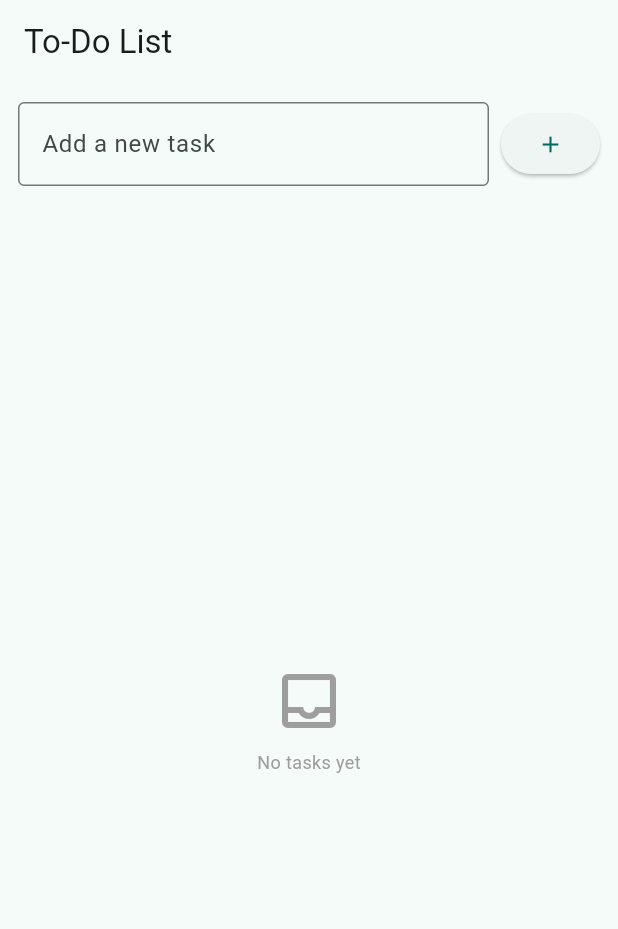
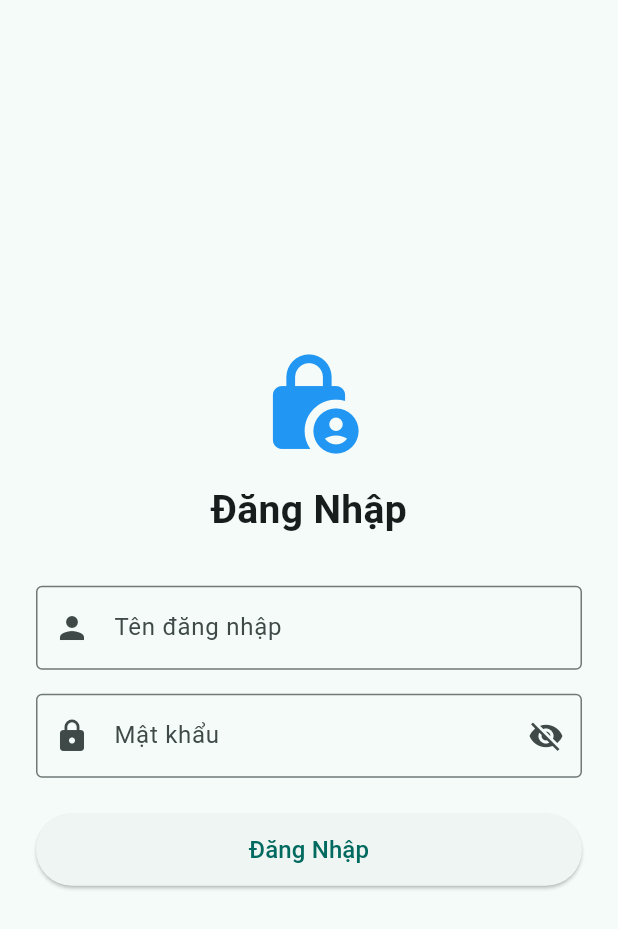
Before and after one commit to anphu123/mobile_intern_to_do_list_getX, a Flutter app: the screen it shows after launch, on a phone screen of 412 x 824 dp. Shown: the top 929 px of the screen. Run offline on Flutter 3.47's test engine with Material 3 defaults, Android fonts, the phone set to English and light mode, and no system bars; our stand-ins replace flutter_screenutil, get, sqflite; accounts and stored records are empty.

Commit message:
feat: thêm lưu trữ SQLite cục bộ và luồng đăng nhập
Thêm DatabaseHelper (sqflite) và module login (binding, controller, page).

Cập nhật HomeController: load, lưu, đổi trạng thái và xóa todo từ DB kèm logging, loading.

Cập nhật TodoModel thành immutable, thêm toMap/fromMap.

Bọc GetMaterialApp với ScreenUtilInit, đổi route mặc định thành /login.

Cấu hình sqflite cho macOS, thêm file cấu hình .fvm.

Cập nhật pubspec.yaml (flutter_screenutil, sqflite, path) và pubspec.lock.

```diff
--- /dev/null
+++ b/lib/app/modules/login/login_binding.dart
@@ -0,0 +1,11 @@
+import 'package:get/get.dart';
+import 'package:todo_list_getx/app/modules/login/login_controller.dart';
+
+
+
+class LoginBinding extends Bindings {
+  @override
+  void dependencies() {
+    Get.lazyPut<LoginController>(() => LoginController());
+  }
+}
--- /dev/null
+++ b/lib/app/modules/login/login_page.dart
@@ -0,0 +1,99 @@
+import 'package:flutter/material.dart';
+import 'package:get/get.dart';
+import 'package:todo_list_getx/app/modules/login/login_controller.dart';
+
+class LoginPage extends GetView<LoginController> {
+  const LoginPage({super.key});
+
+  @override
+  Widget build(BuildContext context) {
+    return Scaffold(
+      body: Center(
+        child: SingleChildScrollView(
+          padding: const EdgeInsets.symmetric(horizontal: 24.0),
+          child: Column(
+            mainAxisAlignment: MainAxisAlignment.center,
+            crossAxisAlignment: CrossAxisAlignment.stretch,
+            children: [
+              const Icon(
+                Icons.lock_person_rounded,
+                size: 72,
+                color: Colors.blue,
+              ),
+              const SizedBox(height: 16),
+              const Text(
+                'Đăng Nhập',
+                textAlign: TextAlign.center,
+                style: TextStyle(
+                  fontSize: 26,
+                  fontWeight: FontWeight.bold,
+                ),
+              ),
+              const SizedBox(height: 32),
+
+              // Username input
+              TextField(
+                controller: controller.usernameController,
+                decoration: const InputDecoration(
+                  labelText: 'Tên đăng nhập',
+                  hintText: 'admin',
+                  border: OutlineInputBorder(),
+                  prefixIcon: Icon(Icons.person),
+                ),
+              ),
+              const SizedBox(height: 16),
+
+              // Password input với Obx để toggle ẩn/hiện mật khẩu
+              Obx(
+                    () => TextField(
+                  controller: controller.passwordController,
+                  obscureText: controller.isPasswordHidden.value,
+                  decoration: InputDecoration(
+                    labelText: 'Mật khẩu',
+                    hintText: 'password123',
+                    border: const OutlineInputBorder(),
+                    prefixIcon: const Icon(Icons.lock),
+                    suffixIcon: IconButton(
+                      icon: Icon(
+                        controller.isPasswordHidden.value
+                            ? Icons.visibility_off
+                            : Icons.visibility,
+                      ),
+                      onPressed: controller.togglePasswordVisibility,
+                    ),
+                  ),
+                ),
+              ),
+              const SizedBox(height: 24),
+
+              // Nút Login hiển thị Loading indicator khi đang truy vấn SQLite
+              Obx(
+                    () => SizedBox(
+                  height: 48,
+                  child: ElevatedButton(
+                    onPressed: controller.isLoading.value
+                        ? null
+                        : () => controller.login(),
+                    child: controller.isLoading.value
+                        ? const SizedBox(
+                      width: 24,
+                      height: 24,
+                      child: CircularProgressIndicator(
+                        strokeWidth: 2.5,
+                        color: Colors.white,
+                      ),
+                    )
+                        : const Text(
+                      'Đăng Nhập',
+                      style: TextStyle(fontSize: 16),
+                    ),
+                  ),
+                ),
+              ),
+            ],
+          ),
+        ),
+      ),
+    );
+  }
+}
--- a/lib/app/my_app.dart
+++ b/lib/app/my_app.dart
@@ -1,5 +1,6 @@
 import 'package:flutter/material.dart';
 import 'package:get/get.dart';
+import 'package:flutter_screenutil/flutter_screenutil.dart';
 
 import 'core/constants/app_constants.dart';
 import 'core/loading/loading_service.dart';
@@ -7,8 +8,6 @@ import 'core/localization/app_translation.dart';
 import 'core/theme/app_theme.dart';
 import 'routes/app_pages.dart';
 
-/// Root widget. Registers app-wide services and wires up GetX (routing,
-/// theming, localization).
 class MyApp extends StatelessWidget {
   const MyApp({super.key});
 
@@ -16,6 +15,12 @@ class MyApp extends StatelessWidget {
   Widget build(BuildContext context) {
     Get.put(LoadingService(), permanent: true);
 
+    // 2. GetMaterialApp bằng ScreenUtilInit
+    return ScreenUtilInit(
+      designSize: const Size(360, 690), // Kích thước thiết kế mẫu gốc
+      minTextAdapt: true,
+      splitScreenMode: true,
+      builder: (context, child) {
         return GetMaterialApp(
           title: AppConstants.appName,
           debugShowCheckedModeBanner: false,
@@ -28,5 +33,7 @@ class MyApp extends StatelessWidget {
           initialRoute: AppPages.initial,
           getPages: AppPages.routes,
         );
+      },
+    );
   }
 }
--- a/lib/app/routes/app_pages.dart
+++ b/lib/app/routes/app_pages.dart
@@ -2,13 +2,15 @@ import 'package:get/get.dart';
 
 import '../modules/home/home_binding.dart';
 import '../modules/home/home_page.dart';
+import '../modules/login/login_binding.dart';
+import '../modules/login/login_page.dart';
 
 part 'app_routes.dart';
 
 class AppPages {
   AppPages._();
 
-  static const initial = Routes.home;
+  static const initial = Routes.login;
 
   static final routes = [
     GetPage(
@@ -16,5 +18,11 @@ class AppPages {
       page: () => const HomePage(),
       binding: HomeBinding(),
     ),
+    GetPage(
+      name: Routes.login,
+      page: () => const LoginPage(),
+      binding: LoginBinding(),
+    ),
   ];
+
 }
--- a/lib/app/routes/app_routes.dart
+++ b/lib/app/routes/app_routes.dart
@@ -4,4 +4,5 @@ abstract class Routes {
   Routes._();
 
   static const home = '/home';
+  static const login = '/login';
 }
--- a/lib/main.dart
+++ b/lib/main.dart
@@ -1,6 +1,5 @@
 import 'package:flutter/material.dart';
-
-import 'app/my_app.dart';
+import 'package:todo_list_getx/app/my_app.dart';
 
 void main() {
   runApp(const MyApp());
```
Also changed, not shown: lib/app/data/model/todo_model.dart (+17 -1 lines), lib/app/modules/home/home_controller.dart (+96 -15 lines), lib/app/modules/login/db_helper.dart (added, +109 -0 lines), lib/app/modules/login/login_controller.dart (added, +64 -0 lines), pubspec.yaml (+5 -2 lines), pubspec.lock, 5 other files. Lines whose indentation alone changed are shown as unchanged.
